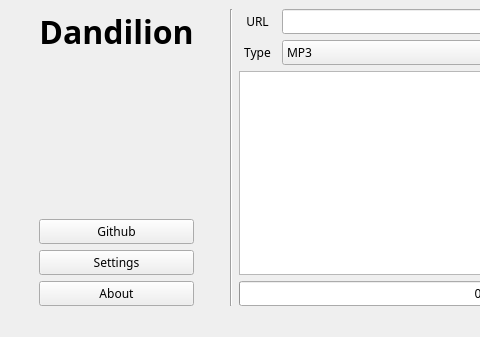
Old version of the form app/interfaces/App.ui in the repository AmbitiousFlow/Dandilion; both pictures show x 0 to 480 and y 0 to 337 of the 822 by 337 pixel window.
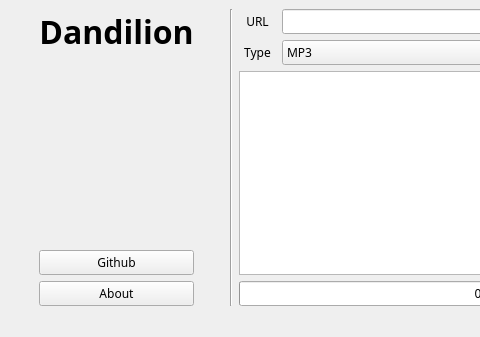
New version of the form. Icons and pictures are not drawn.

Patch:
```diff
--- a/app/interfaces/App.ui
+++ b/app/interfaces/App.ui
@@ -71,13 +71,6 @@
         </property>
        </widget>
       </item>
-      <item>
-       <widget class="QPushButton" name="SettingsButton">
-        <property name="text">
-         <string>Settings</string>
-        </property>
-       </widget>
-      </item>
       <item>
        <widget class="QPushButton" name="WikiButton">
         <property name="text">
```
